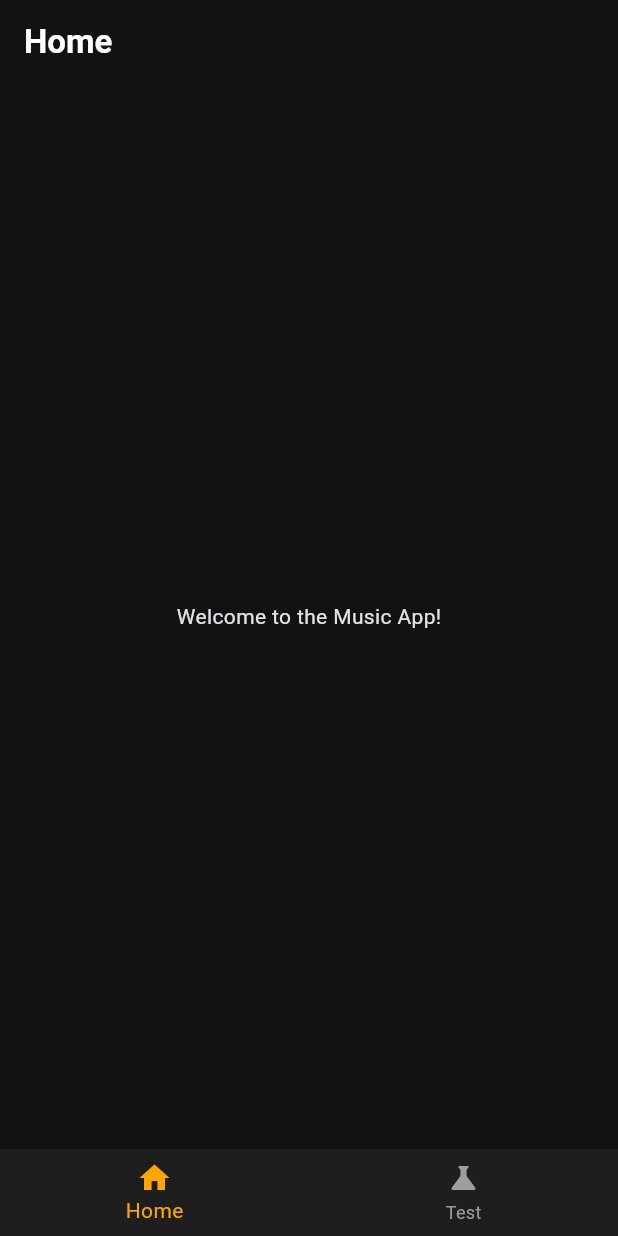
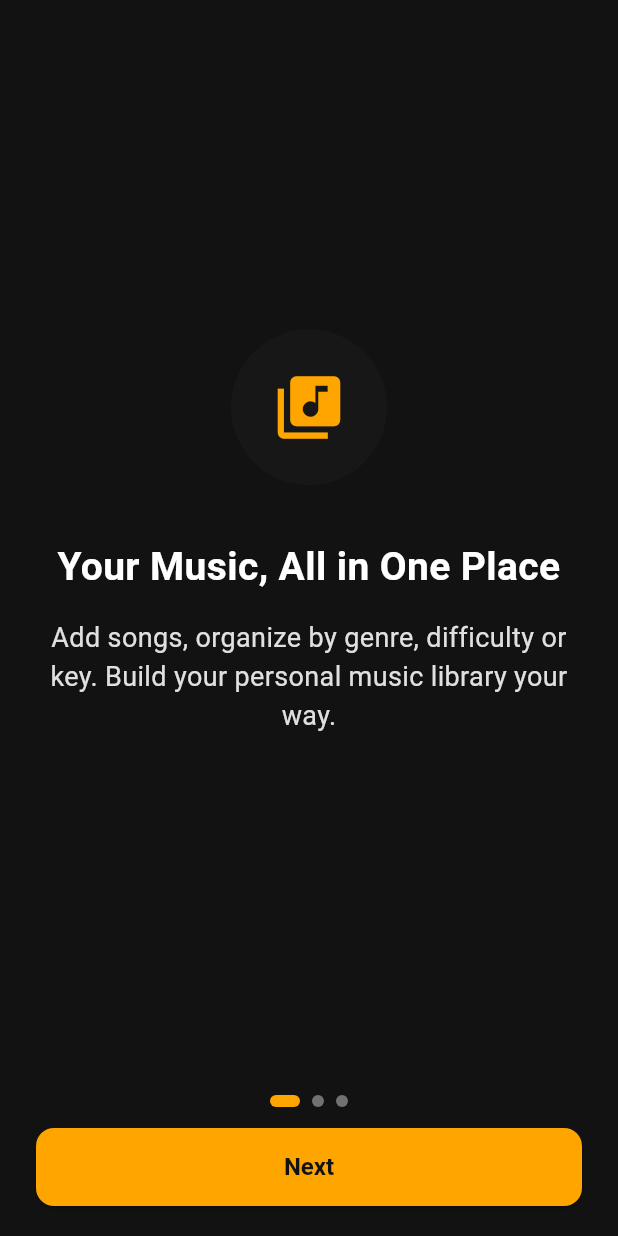
Before and after one commit to Do-Davin/music_app_frontend, a Flutter app: the screen it shows after launch, on a phone screen of 412 x 824 dp. Run offline on Flutter 3.47's test engine with Material 3 defaults, Android fonts, the phone set to English and light mode, and no system bars; our stand-ins replace flutter_riverpod, google_fonts; Roboto replaces fonts that are missing (Oxygen).

Commit message:
onboarding

```diff
--- /dev/null
+++ b/lib/app.dart
@@ -0,0 +1,44 @@
+import 'package:flutter/material.dart';
+import 'package:music_app_frontend/config/routes.dart';
+import 'package:music_app_frontend/config/app_config.dart';
+import 'package:music_app_frontend/screens/main_screen.dart';
+import 'package:music_app_frontend/screens/onboarding_screen.dart';
+import 'package:music_app_frontend/screens/splash_screen.dart';
+import 'package:music_app_frontend/screens/stateless_status_screen.dart';
+import 'package:music_app_frontend/theme/app_theme.dart';
+import 'package:music_app_frontend/constants/app_colors.dart';
+import 'package:music_app_frontend/screens/playlists/no_playlists_screen.dart';
+import 'package:music_app_frontend/screens/songs/no_results_screen.dart';
+
+class MyApp extends StatelessWidget {
+  const MyApp({super.key});
+
+  @override
+  Widget build(BuildContext context) {
+    return MaterialApp(
+      debugShowCheckedModeBanner: false,
+      title: AppConfig.appName,
+      theme: AppTheme.dark,
+      initialRoute: Routes.splash,
+      routes: {
+        Routes.splash: (_) => const SplashScreen(),
+        Routes.onboarding: (_) => const OnboardingScreen(),
+        Routes.main: (_) => const MainScreen(),
+
+        // lib/app.dart  (only the Routes.status entry changes)
+        Routes.status: (_) => const StatelessStatusScreen(
+          icon: Icons.signal_wifi_off,
+          appBarTitle: 'Library', // NEW
+          title: 'No Internet Connection',
+          subtitle:
+              'You\'re offline. Some content may not be available. Check your connection and try again.',
+          iconColor: AppColors.error, // red for error
+          iconBackgroundColor: Color(0x33FF5252), // transparent red bg
+          highlightWord: 'Internet',
+        ),
+        Routes.noPlaylists: (_) => const NoPlaylistsScreen(),
+        Routes.noResults: (_) => const NoResultsScreen(),
+      },
+    );
+  }
+}
--- /dev/null
+++ b/lib/config/app_config.dart
@@ -0,0 +1,6 @@
+class AppConfig {
+  AppConfig._();
+
+  static const appName = 'ChordCraft';
+  static const onboardingDurationSeconds = 2;
+}
--- /dev/null
+++ b/lib/config/routes.dart
@@ -0,0 +1,11 @@
+// lib/config/routes.dart
+class Routes {
+  Routes._();
+  static const splash = '/splash';
+  static const onboarding = '/onboarding';
+  static const main = '/main';
+  static const status = '/status';
+  // NEW
+  static const noPlaylists = '/no-playlists';
+  static const noResults = '/no-results';
+}
--- /dev/null
+++ b/lib/config/theme.dart
@@ -0,0 +1 @@
+export '../theme/app_theme.dart';
--- a/lib/constants/app_colors.dart
+++ b/lib/constants/app_colors.dart
@@ -27,4 +27,11 @@ class AppColors {
   static const Color onError = Color.fromRGBO(255, 255, 255, 1);
   static const Color onWarning = Color.fromRGBO(18, 18, 18, 1);
   static const Color onSurface = Color.fromRGBO(255, 255, 255, 1);
+  static const Color errorBackground = Color(0x33FF5252); // transparent red
+  static const Color statusIconBrown = Color(
+    0xFF3D2E00,
+  ); // dark brown circle bg
+  static const Color statusIconBrownRing = Color(
+    0xFF5C4A00,
+  ); // ring/badge color
 }
--- a/lib/main.dart
+++ b/lib/main.dart
@@ -1,22 +1,7 @@
 import 'package:flutter/material.dart';
 import 'package:flutter_riverpod/flutter_riverpod.dart';
-import 'package:music_app_frontend/screens/main_screen.dart';
-import 'theme/app_theme.dart';
+import 'package:music_app_frontend/app.dart';
 
 void main() {
   runApp(const ProviderScope(child: MyApp()));
 }
-
-class MyApp extends StatelessWidget {
-  const MyApp({super.key});
-
-  @override
-  Widget build(BuildContext context) {
-    return MaterialApp(
-      debugShowCheckedModeBanner: false,
-      title: 'Music Application',
-      theme: AppTheme.dark,
-      home: const MainScreen(),
-    );
-  }
-}
--- a/lib/screens/main_screen.dart
+++ b/lib/screens/main_screen.dart
@@ -1,37 +1,84 @@
+// lib/screens/main_screen.dart
+
 import 'package:flutter/material.dart';
 import 'package:flutter_riverpod/flutter_riverpod.dart';
 import 'package:music_app_frontend/constants/app_colors.dart';
-import 'package:music_app_frontend/constants/app_text_styles.dart';
 import 'package:music_app_frontend/providers/navigation_provider.dart';
 import 'package:music_app_frontend/screens/home_screen.dart';
-import 'package:music_app_frontend/screens/test_screen.dart';
+
+// Placeholder screens for tabs not yet built
+// Replace these with real screens as your team builds them
+class _SearchScreen extends StatelessWidget {
+  const _SearchScreen();
+  @override
+  Widget build(BuildContext context) =>
+      const Center(child: Text('Search — coming soon'));
+}
+
+class _LibraryScreen extends StatelessWidget {
+  const _LibraryScreen();
+  @override
+  Widget build(BuildContext context) =>
+      const Center(child: Text('Library — coming soon'));
+}
+
+class _ProfileScreen extends StatelessWidget {
+  const _ProfileScreen();
+  @override
+  Widget build(BuildContext context) =>
+      const Center(child: Text('Profile — coming soon'));
+}
 
 class MainScreen extends ConsumerWidget {
   const MainScreen({super.key});
 
-  static const _screens = [HomeScreen(), TestScreen()];
-  static const _titles = ['Home', 'Test'];
+  // Each entry maps to a tab: [screen, label, icon]
+  // When your team builds the real screens, swap the placeholders here
+  static const _screens = [
+    HomeScreen(),
+    _SearchScreen(),
+    _LibraryScreen(),
+    _ProfileScreen(),
+  ];
 
   @override
   Widget build(BuildContext context, WidgetRef ref) {
     final selectedIndex = ref.watch(navigationIndexProvider);
 
     return Scaffold(
-      appBar: AppBar(
-        title: Text(_titles[selectedIndex], style: AppTextStyles.subtitle),
-        backgroundColor: AppColors.background,
+      // No AppBar here — each individual screen manages its own header
+      body: IndexedStack(
+        // IndexedStack keeps all screens alive (no rebuild when switching tabs)
+        index: selectedIndex,
+        children: _screens,
       ),
-      body: IndexedStack(index: selectedIndex, children: _screens),
       bottomNavigationBar: BottomNavigationBar(
         currentIndex: selectedIndex,
         onTap: (index) =>
             ref.read(navigationIndexProvider.notifier).state = index,
-        backgroundColor: const Color(0xFF1E1E1E),
-        selectedItemColor: AppColors.primary,
-        unselectedItemColor: Colors.grey,
+        backgroundColor: AppColors.navBar,
+        selectedItemColor: AppColors.navSelected, // orange
+        unselectedItemColor: AppColors.navUnselected, // grey
+        // 'fixed' ensures all 4 labels are always shown (not shifting layout)
+        type: BottomNavigationBarType.fixed,
         items: const [
-          BottomNavigationBarItem(icon: Icon(Icons.home), label: 'Home'),
-          BottomNavigationBarItem(icon: Icon(Icons.science), label: 'Test'),
+          BottomNavigationBarItem(
+            icon: Icon(Icons.home_outlined),
+            activeIcon: Icon(Icons.home),
+            label: 'Home',
+          ),
+          BottomNavigationBarItem(icon: Icon(Icons.search), label: 'Search'),
+          BottomNavigationBarItem(
+            // 'layers' matches the stacked-layers Library icon in Figma
+            icon: Icon(Icons.layers_outlined),
+            activeIcon: Icon(Icons.layers),
+            label: 'Library',
+          ),
+          BottomNavigationBarItem(
+            icon: Icon(Icons.person_outline),
+            activeIcon: Icon(Icons.person),
+            label: 'Profile',
+          ),
         ],
       ),
     );
--- /dev/null
+++ b/lib/screens/onboarding_screen.dart
@@ -0,0 +1,147 @@
+import 'package:flutter/material.dart';
+import 'package:music_app_frontend/config/routes.dart';
+import 'package:music_app_frontend/constants/app_colors.dart';
+import 'package:music_app_frontend/constants/app_text_styles.dart';
+
+class OnboardingScreen extends StatefulWidget {
+  const OnboardingScreen({super.key});
+
+  @override
+  State<OnboardingScreen> createState() => _OnboardingScreenState();
+}
+
+class _OnboardingScreenState extends State<OnboardingScreen> {
+  final PageController _pageController = PageController();
+  int _currentPage = 0;
+
+  final _pages = const [
+    _OnboardingPageData(
+      title: 'Your Music, All in One Place',
+      subtitle:
+          'Add songs, organize by genre, difficulty or key. Build your personal music library your way.',
+      icon: Icons.library_music,
+    ),
+    _OnboardingPageData(
+      title: 'Edit Chords & Lyrics Visually',
+      subtitle:
+          'Drag and drop chords above lyrics. Transpose, auto-scroll, and export print-ready chord sheets as PDF.',
+      icon: Icons.edit,
+    ),
+    _OnboardingPageData(
+      title: 'Practice Smarter Everyday',
+      subtitle:
+          'Metronome, tuner, practice timer, and streak tracking — everything you need to level up faster.',
+      icon: Icons.bolt,
+    ),
+  ];
+
+  void _nextPage() {
+    if (_currentPage < _pages.length - 1) {
+      _pageController.nextPage(
+        duration: const Duration(milliseconds: 300),
+        curve: Curves.easeInOut,
+      );
+    } else {
+      Navigator.of(context).pushReplacementNamed(Routes.main);
+    }
+  }
+
+  @override
+  Widget build(BuildContext context) {
+    return Scaffold(
+      backgroundColor: AppColors.background,
+      body: SafeArea(
+        child: Column(
+          children: [
+            Expanded(
+              child: PageView.builder(
+                controller: _pageController,
+                itemCount: _pages.length,
+                onPageChanged: (i) => setState(() => _currentPage = i),
+                itemBuilder: (context, index) {
+                  final page = _pages[index];
+                  return Padding(
+                    padding: const EdgeInsets.symmetric(horizontal: 28),
+                    child: Column(
+                      mainAxisAlignment: MainAxisAlignment.center,
+                      children: [
+                        CircleAvatar(
+                          radius: 52,
+                          backgroundColor: AppColors.surface.withOpacity(0.4),
+                          child: Icon(
+                            page.icon,
+                            color: AppColors.primary,
+                            size: 50,
+                          ),
+                        ),
+                        const SizedBox(height: 36),
+                        Text(
+                          page.title,
+                          style: AppTextStyles.header.copyWith(fontSize: 26),
+                          textAlign: TextAlign.center,
+                        ),
+                        const SizedBox(height: 16),
+                        Text(
+                          page.subtitle,
+                          style: AppTextStyles.body.copyWith(
+                            color: Colors.grey[300],
+                          ),
+                          textAlign: TextAlign.center,
+                        ),
+                      ],
+                    ),
+                  );
+                },
+              ),
+            ),
+            Padding(
+              padding: const EdgeInsets.symmetric(horizontal: 24, vertical: 20),
+              child: Column(
+                children: [
+                  Row(
+                    mainAxisAlignment: MainAxisAlignment.center,
+                    children: List.generate(_pages.length, (index) {
+                      final isActive = index == _currentPage;
+                      return Container(
+                        margin: const EdgeInsets.symmetric(horizontal: 4),
+                        width: isActive ? 20 : 8,
+                        height: 8,
+                        decoration: BoxDecoration(
+                          color: isActive
+                              ? AppColors.primary
+                              : Colors.white.withOpacity(0.4),
+                          borderRadius: BorderRadius.circular(6),
+                        ),
+                      );
+                    }),
+                  ),
+                  const SizedBox(height: 14),
+                  ElevatedButton(
+                    onPressed: _nextPage,
+                    child: Text(
+                      _currentPage == _pages.length - 1
+                          ? 'Get Started'
+                          : 'Next',
+                    ),
+                  ),
+                ],
+              ),
+            ),
+          ],
+        ),
+      ),
+    );
+  }
+}
+
+class _OnboardingPageData {
+  final String title;
+  final String subtitle;
+  final IconData icon;
+
+  const _OnboardingPageData({
+    required this.title,
+    required this.subtitle,
+    required this.icon,
+  });
+}
--- /dev/null
+++ b/lib/screens/playlists/no_playlists_screen.dart
@@ -0,0 +1,24 @@
+// lib/screens/playlists/no_playlists_screen.dart
+
+import 'package:flutter/material.dart';
+import 'package:music_app_frontend/constants/app_colors.dart';
+import 'package:music_app_frontend/screens/stateless_status_screen.dart';
+
+class NoPlaylistsScreen extends StatelessWidget {
+  const NoPlaylistsScreen({super.key});
+
+  @override
+  Widget build(BuildContext context) {
+    return const StatelessStatusScreen(
+      appBarTitle: 'My Playlists',
+      icon: Icons.music_note,
+      // Purple to match Figma's purple music note
+      iconColor: Color(0xFF9C27B0),
+      iconBackgroundColor: AppColors.statusIconBrown,
+      title: 'No Playlists Yet',
+      highlightWord: 'Playlists',
+      subtitle:
+          'Create your own playlist to start organizing your music for practice or performance',
+    );
+  }
+}
--- a/lib/screens/test_screen.dart
+++ b/lib/screens/test_screen.dart
@@ -1,3 +1,5 @@
+// lib/screens/test_screen.dart
+
 import 'package:flutter/material.dart';
 import 'package:music_app_frontend/widgets/app_error_button.dart';
 import 'package:music_app_frontend/widgets/app_password_field.dart';
@@ -6,13 +8,17 @@ import 'package:music_app_frontend/widgets/app_secondary_button.dart';
 import 'package:music_app_frontend/widgets/app_text_field.dart';
 import 'package:music_app_frontend/widgets/app_warning_button.dart';
 
+// This screen is just for testing your reusable widgets.
+// It is NOT a real app screen — you can delete it later.
 class TestScreen extends StatelessWidget {
   const TestScreen({super.key});
 
   @override
   Widget build(BuildContext context) {
     return Scaffold(
-      body: Center(
+      body: SingleChildScrollView(
+        // Prevents overflow on small screens
+        padding: const EdgeInsets.all(24),
         child: Column(
           children: [
             AppTextField(
@@ -25,8 +31,6 @@ class TestScreen extends StatelessWidget {
             const SizedBox(height: 16),
             AppPrimaryButton(label: 'Primary', onPressed: () {}),
             const SizedBox(height: 16),
-            ElevatedButton(onPressed: () {}, child: Text('ElevatedButton')),
-            const SizedBox(height: 16),
             AppSecondaryButton(label: 'Secondary', onPressed: () {}),
             const SizedBox(height: 16),
             AppWarningButton(label: 'Warning', onPressed: () {}),
--- a/pubspec.yaml
+++ b/pubspec.yaml
@@ -23,5 +23,4 @@ dev_dependencies:
   flutter_lints: ^6.0.0
 
 flutter:
-
   uses-material-design: true
```
Also changed, not shown: lib/screens/songs/no_results_screen.dart (added, +25 -0 lines), lib/screens/splash_screen.dart (added, +68 -0 lines), lib/screens/stateless_status_screen.dart (added, +159 -0 lines), assets/icons/edit.svg (added), assets/icons/library.svg (added), assets/icons/music_note.svg (added), assets/icons/no_internet.svg (added), assets/icons/practice.svg (added), pubspec.lock, 1 other file.
